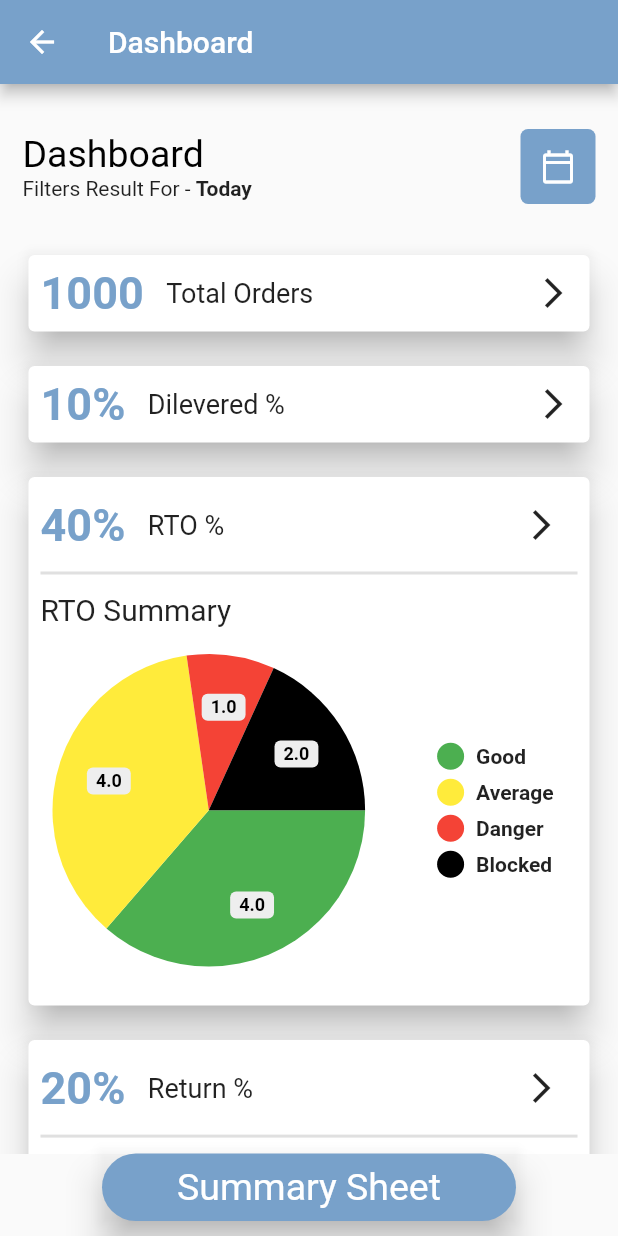
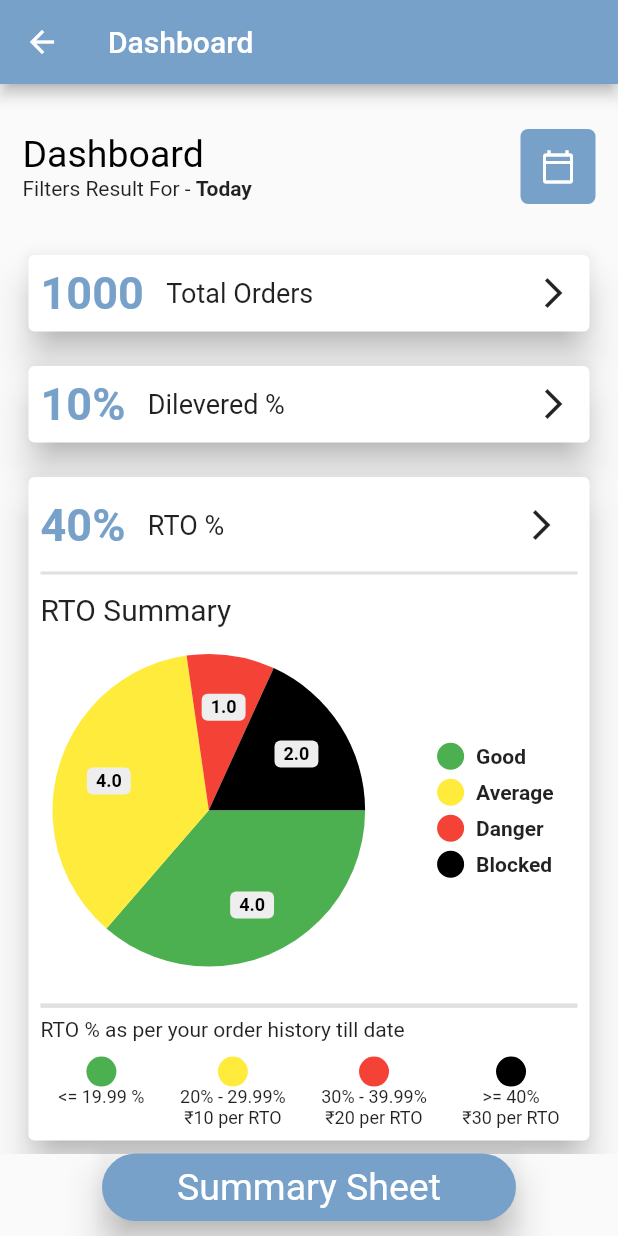
Before and after one commit to Raghav117/flutter_application_1, a Flutter app: the screen it shows after launch, on a phone screen of 412 x 824 dp. Run offline on Flutter 3.47's test engine with Material 2 defaults, Android fonts, the phone set to English and light mode, and no system bars; drawn by our look-alikes of pie_chart.

```diff
--- a/lib/main.dart
+++ b/lib/main.dart
@@ -234,6 +234,85 @@ class _MyAppState extends State<MyApp> {
                             }),
                             SizedBox(
                               height: 10,
+                            ),
+                            Divider(
+                              thickness: 3,
+                            ),
+                            Text("RTO % as per your order history till date"),
+                            SizedBox(
+                              height: 10,
+                            ),
+                            Row(
+                              mainAxisAlignment: MainAxisAlignment.spaceAround,
+                              children: [
+                                Column(
+                                  mainAxisAlignment: MainAxisAlignment.start,
+                                  children: [
+                                    Container(
+                                      height: 20,
+                                      width: 20,
+                                      decoration: BoxDecoration(
+                                          color: Colors.green,
+                                          shape: BoxShape.circle),
+                                    ),
+                                    Text(
+                                      "<= 19.99 %\n ",
+                                      style: TextStyle(fontSize: 12),
+                                    )
+                                  ],
+                                ),
+                                Column(
+                                  mainAxisAlignment: MainAxisAlignment.start,
+                                  children: [
+                                    Container(
+                                      height: 20,
+                                      width: 20,
+                                      decoration: BoxDecoration(
+                                          color: Colors.yellow,
+                                          shape: BoxShape.circle),
+                                    ),
+                                    Text(
+                                      "20% - 29.99%\n₹10 per RTO",
+                                      style: TextStyle(fontSize: 12),
+                                      textAlign: TextAlign.center,
+                                    )
+                                  ],
+                                ),
+                                Column(
+                                  mainAxisAlignment: MainAxisAlignment.start,
+                                  children: [
+                                    Container(
+                                      height: 20,
+                                      width: 20,
+                                      decoration: BoxDecoration(
+                                          color: Colors.red,
+                                          shape: BoxShape.circle),
+                                    ),
+                                    Text(
+                                      "30% - 39.99%\n₹20 per RTO",
+                                      style: TextStyle(fontSize: 12),
+                                      textAlign: TextAlign.center,
+                                    )
+                                  ],
+                                ),
+                                Column(
+                                  mainAxisAlignment: MainAxisAlignment.start,
+                                  children: [
+                                    Container(
+                                      height: 20,
+                                      width: 20,
+                                      decoration: BoxDecoration(
+                                          color: Colors.black,
+                                          shape: BoxShape.circle),
+                                    ),
+                                    Text(
+                                      ">= 40%\n₹30 per RTO",
+                                      style: TextStyle(fontSize: 12),
+                                      textAlign: TextAlign.center,
+                                    )
+                                  ],
+                                ),
+                              ],
                             )
                           ],
                         ),
```
